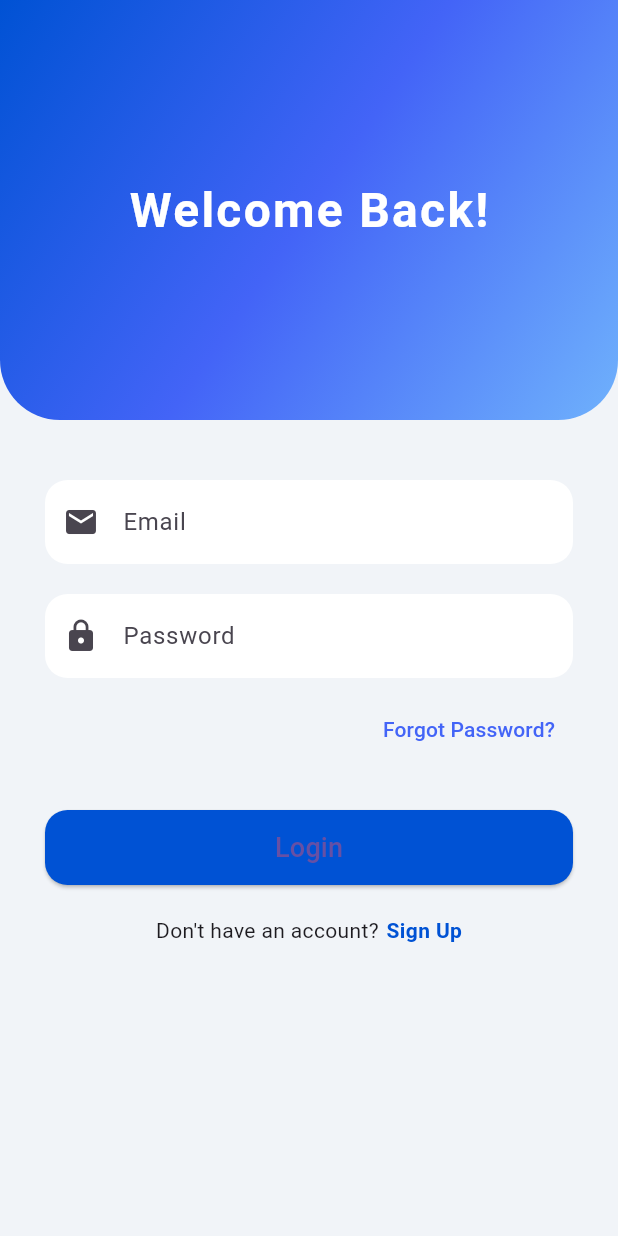
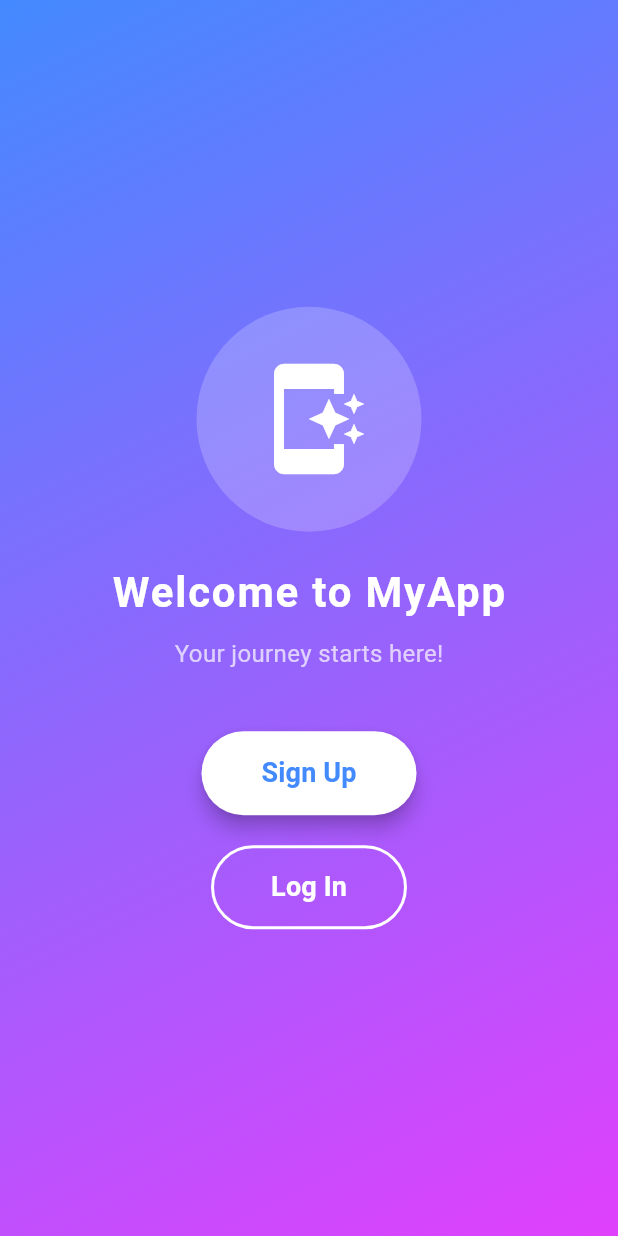
Before and after one commit to BraisonWabwire/flutter_application_1, a Flutter app: the screen it shows after launch, on a phone screen of 412 x 824 dp. Run offline on Flutter 3.47's test engine with Material 3 defaults, Android fonts, the phone set to English and light mode, and no system bars.

Commit message:
trying homepage

```diff
--- a/lib/main.dart
+++ b/lib/main.dart
@@ -1,6 +1,8 @@
 import 'package:flutter/material.dart';
 
-void main() => runApp(const MyApp());
+void main() {
+  runApp(const MyApp());
+}
 
 class MyApp extends StatelessWidget {
   const MyApp({super.key});
@@ -8,158 +10,165 @@ class MyApp extends StatelessWidget {
   @override
   Widget build(BuildContext context) {
     return MaterialApp(
-      title: 'Modern Login',
-      debugShowCheckedModeBanner: false,
-      theme: ThemeData(fontFamily: 'Roboto'),
-      home: const LoginPage(),
+      title: 'Welcome App',
+      theme: ThemeData(
+        primarySwatch: Colors.blue,
+        visualDensity: VisualDensity.adaptivePlatformDensity,
+      ),
+      initialRoute: '/',
+      routes: {
+        '/': (context) => const HomePage(),
+        '/signup': (context) => const SignupPage(),
+        '/login': (context) => const LoginPage(),
+      },
     );
   }
 }
 
-class LoginPage extends StatefulWidget {
-  const LoginPage({super.key});
-
-  @override
-  State<LoginPage> createState() => _LoginPageState();
-}
-
-class _LoginPageState extends State<LoginPage> {
-  final _emailController = TextEditingController();
-  final _passwordController = TextEditingController();
-
-  void _login() {
-    // Simulated login logic
-    String email = _emailController.text;
-    String password = _passwordController.text;
-
-    if (email.isEmpty || password.isEmpty) {
-      ScaffoldMessenger.of(context).showSnackBar(
-        const SnackBar(content: Text('Please enter all fields')),
-      );
-    } else {
-      ScaffoldMessenger.of(context).showSnackBar(
-        SnackBar(content: Text('Welcome $email!')),
-      );
-    }
-  }
+class HomePage extends StatelessWidget {
+  const HomePage({super.key});
 
   @override
   Widget build(BuildContext context) {
     return Scaffold(
-      backgroundColor: const Color(0xFFF1F4F8),
-      body: SingleChildScrollView(
-        child: Column(
-          children: [
-            Container(
-              height: 280,
-              width: double.infinity,
+      body: Container(
         decoration: const BoxDecoration(
           gradient: LinearGradient(
-                  colors: [Color(0xFF0052D4), Color(0xFF4364F7), Color(0xFF6FB1FC)],
+            colors: [Colors.blueAccent, Colors.purpleAccent],
             begin: Alignment.topLeft,
             end: Alignment.bottomRight,
           ),
-                borderRadius: BorderRadius.vertical(
-                  bottom: Radius.circular(40),
+        ),
+        child: Center(
+          child: Column(
+            mainAxisAlignment: MainAxisAlignment.center,
+            children: [
+              // Logo or Image
+              Container(
+                width: 150,
+                height: 150,
+                decoration: BoxDecoration(
+                  shape: BoxShape.circle,
+                  color: Colors.white.withOpacity(0.2),
+                ),
+                child: const Icon(
+                  Icons.app_shortcut,
+                  size: 80,
+                  color: Colors.white,
                 ),
               ),
-              child: const Center(
-                child: Text(
-                  'Welcome Back!',
+              const SizedBox(height: 20),
+              // Welcome Text
+              const Text(
+                'Welcome to MyApp',
                 style: TextStyle(
+                  fontSize: 28,
+                  fontWeight: FontWeight.bold,
                   color: Colors.white,
-                    fontSize: 32,
-                    fontWeight: FontWeight.bold,
-                    letterSpacing: 1.5,
+                  letterSpacing: 1.2,
                 ),
               ),
+              const SizedBox(height: 10),
+              const Text(
+                'Your journey starts here!',
+                style: TextStyle(
+                  fontSize: 16,
+                  color: Colors.white70,
                 ),
               ),
               const SizedBox(height: 40),
-            Padding(
-              padding: const EdgeInsets.symmetric(horizontal: 30),
-              child: Column(
-                children: [
-                  TextField(
-                    controller: _emailController,
-                    decoration: InputDecoration(
-                      hintText: 'Email',
-                      prefixIcon: const Icon(Icons.email),
-                      filled: true,
-                      fillColor: Colors.white,
-                      border: OutlineInputBorder(
-                        borderRadius: BorderRadius.circular(15),
-                        borderSide: BorderSide.none,
+              // Signup Button
+              ElevatedButton(
+                onPressed: () {
+                  Navigator.pushNamed(context, '/signup');
+                },
+                style: ElevatedButton.styleFrom(
+                  padding: const EdgeInsets.symmetric(
+                    horizontal: 40,
+                    vertical: 15,
                   ),
+                  backgroundColor: Colors.white,
+                  foregroundColor: Colors.blueAccent,
+                  shape: RoundedRectangleBorder(
+                    borderRadius: BorderRadius.circular(30),
                   ),
-                    keyboardType: TextInputType.emailAddress,
-                  ),
-                  const SizedBox(height: 20),
-                  TextField(
-                    controller: _passwordController,
-                    obscureText: true,
-                    decoration: InputDecoration(
-                      hintText: 'Password',
-                      prefixIcon: const Icon(Icons.lock),
-                      filled: true,
-                      fillColor: Colors.white,
-                      border: OutlineInputBorder(
-                        borderRadius: BorderRadius.circular(15),
-                        borderSide: BorderSide.none,
-                      ),
-                    ),
-                  ),
-                  const SizedBox(height: 10),
-                  Align(
-                    alignment: Alignment.centerRight,
-                    child: TextButton(
-                      onPressed: () {},
-                      child: const Text(
-                        'Forgot Password?',
-                        style: TextStyle(color: Color(0xFF4364F7)),
-                      ),
-                    ),
-                  ),
-                  const SizedBox(height: 30),
-                  SizedBox(
-                    width: double.infinity,
-                    height: 50,
-                    child: ElevatedButton(
-                      onPressed: _login,
-                      style: ElevatedButton.styleFrom(
-                        backgroundColor: const Color(0xFF0052D4),
-                        shape: RoundedRectangleBorder(
-                          borderRadius: BorderRadius.circular(15),
-                        ),
+                  elevation: 5,
                 ),
                 child: const Text(
-                        'Login',
-                        style: TextStyle(fontSize: 18),
+                  'Sign Up',
+                  style: TextStyle(
+                    fontSize: 18,
+                    fontWeight: FontWeight.bold,
                   ),
                 ),
               ),
               const SizedBox(height: 20),
-                  Row(
-                    mainAxisAlignment: MainAxisAlignment.center,
-                    children: const [
-                      Text("Don't have an account?"),
-                      SizedBox(width: 5),
-                      Text(
-                        'Sign Up',
+              // Login Button
+              OutlinedButton(
+                onPressed: () {
+                  Navigator.pushNamed(context, '/login');
+                },
+                style: OutlinedButton.styleFrom(
+                  padding: const EdgeInsets.symmetric(
+                    horizontal: 40,
+                    vertical: 15,
+                  ),
+                  side: const BorderSide(color: Colors.white, width: 2),
+                  shape: RoundedRectangleBorder(
+                    borderRadius: BorderRadius.circular(30),
+                  ),
+                ),
+                child: const Text(
+                  'Log In',
                   style: TextStyle(
-                          color: Color(0xFF0052D4),
+                    fontSize: 18,
+                    color: Colors.white,
                     fontWeight: FontWeight.bold,
+                  ),
                 ),
               ),
             ],
           ),
-                  const SizedBox(height: 30),
-                ],
-              ),
-            )
-          ],
         ),
       ),
     );
   }
 }
+
+// Placeholder Signup Page
+class SignupPage extends StatelessWidget {
+  const SignupPage({super.key});
+
+  @override
+  Widget build(BuildContext context) {
+    return Scaffold(
+      appBar: AppBar(title: const Text('Sign Up')),
+      body: const Center(
+        child: Text(
+          'Signup Page\nImplement your signup form here',
+          style: TextStyle(fontSize: 24),
+          textAlign: TextAlign.center,
+        ),
+      ),
+    );
+  }
+}
+
+// Placeholder Login Page
+class LoginPage extends StatelessWidget {
+  const LoginPage({super.key});
+
+  @override
+  Widget build(BuildContext context) {
+    return Scaffold(
+      appBar: AppBar(title: const Text('Log In')),
+      body: const Center(
+        child: Text(
+          'Login Page\nImplement your login form here',
+          style: TextStyle(fontSize: 24),
+          textAlign: TextAlign.center,
+        ),
+      ),
+    );
+  }
+}
```
Lines whose indentation alone changed are shown as unchanged.
